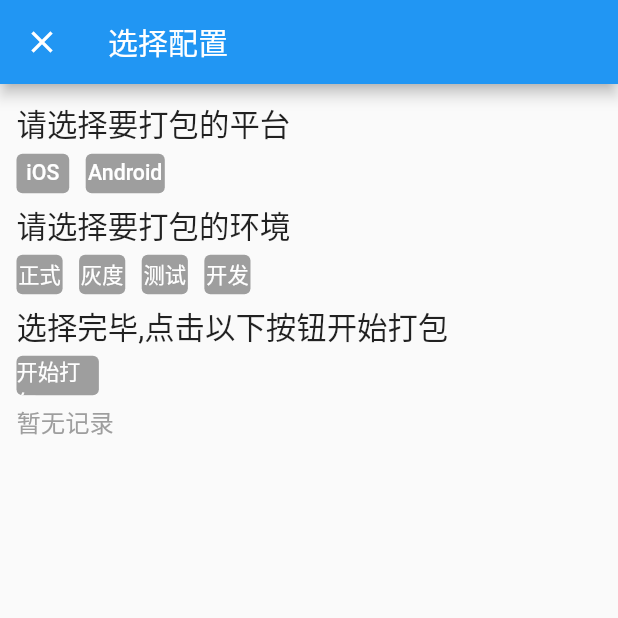
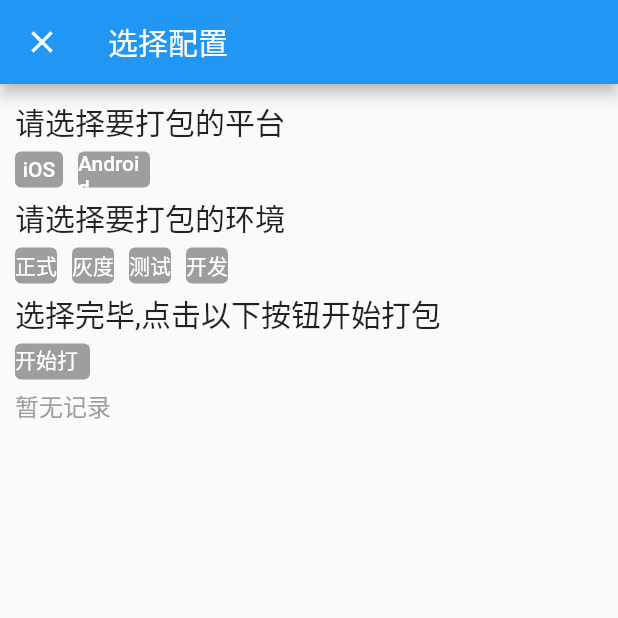
Before and after one commit to ke112/toolsCenter, a Flutter app: the PlatformEnviormentPage screen opened directly, on a phone screen of 412 x 824 dp, the top half of it. Run offline on Flutter 3.47's test engine with Material 2 defaults, Android fonts, the phone set to English and light mode, and no system bars; our stand-ins replace cross_file, flutter_smart_dialog, get, shared_preferences; missing offline and left inert: common_utils, desktop_drop, process_run; accounts and stored records are empty; statements that could not run were skipped.

Commit message:
去掉屏幕适配库

```diff
--- a/lib/hoc_process/logic.dart
+++ b/lib/hoc_process/logic.dart
@@ -1,9 +1,8 @@
-import 'dart:ffi';
-
 import 'package:flutter/foundation.dart';
 import 'package:flutter_smart_dialog/flutter_smart_dialog.dart';
 import 'package:get/get.dart';
 import 'package:process_run/shell.dart';
+
 import 'state.dart';
 
 class HocProcessLogic extends GetxController {
--- a/lib/hoc_process/view.dart
+++ b/lib/hoc_process/view.dart
@@ -1,6 +1,4 @@
 import 'package:flutter/material.dart';
-import 'package:flutter/services.dart';
-import 'package:flutter_screenutil/flutter_screenutil.dart';
 import 'package:get/get.dart';
 
 import 'logic.dart';
@@ -31,7 +29,7 @@ class HocProcessPage extends StatelessWidget {
       ),
       body: GetBuilder<HocProcessLogic>(builder: (logic) {
         return Container(
-          padding: EdgeInsets.all(10.w),
+          padding: EdgeInsets.all(10),
           child: TextField(
             controller: state.textController,
             focusNode: FocusNode(),
@@ -39,7 +37,7 @@ class HocProcessPage extends StatelessWidget {
               hintText: "请输入提交描述,不可为空",
               hintStyle: TextStyle(
                 // color: ColorManager.colorCCCCCC,
-                fontSize: 20.sp,
+                fontSize: 20,
                 fontWeight: FontWeight.w400,
               ),
               enabledBorder: const UnderlineInputBorder(
@@ -56,7 +54,7 @@ class HocProcessPage extends StatelessWidget {
             // },
             style: TextStyle(
               // color: ColorManager.color2A2A2A,
-              fontSize: 20.sp,
+              fontSize: 20,
               fontWeight: FontWeight.w400,
             ),
             keyboardType: TextInputType.text,
--- a/lib/main.dart
+++ b/lib/main.dart
@@ -6,7 +6,6 @@
  * @Description:
  */
 import 'package:flutter/material.dart';
-import 'package:flutter_screenutil/flutter_screenutil.dart';
 import 'package:flutter_smart_dialog/flutter_smart_dialog.dart';
 import 'package:get/get.dart';
 import 'package:macdemo/darg_project/view.dart';
@@ -21,11 +20,6 @@ class MyApp extends StatelessWidget {
   // This widget is the root of your application.
   @override
   Widget build(BuildContext context) {
-    return ScreenUtilInit(
-      designSize: const Size(375, 812),
-      minTextAdapt: true,
-      splitScreenMode: true,
-      builder: (context, child) {
     return GetMaterialApp(
       home: DargProjectPage(),
       // home: ArchiveResultPage(),
@@ -36,7 +30,5 @@ class MyApp extends StatelessWidget {
       // here
       builder: FlutterSmartDialog.init(),
     );
-      },
-    );
   }
 }
--- a/lib/platform_enviorment/logic.dart
+++ b/lib/platform_enviorment/logic.dart
@@ -1,11 +1,8 @@
-import 'dart:ui';
-
 import 'package:common_utils/common_utils.dart';
-import 'package:flutter_smart_dialog/flutter_smart_dialog.dart';
+import 'package:flutter/foundation.dart';
 import 'package:get/get.dart';
 import 'package:process_run/shell.dart';
 import 'package:shared_preferences/shared_preferences.dart';
-import 'package:flutter/foundation.dart';
 
 import 'state.dart';
 
--- a/lib/platform_enviorment/view.dart
+++ b/lib/platform_enviorment/view.dart
@@ -1,8 +1,7 @@
 import 'package:flutter/material.dart';
-import 'package:flutter/rendering.dart';
 import 'package:get/get.dart';
-import 'package:flutter_screenutil/flutter_screenutil.dart';
 import 'package:macdemo/utils/comment.dart';
+
 import 'logic.dart';
 
 class PlatformEnviormentPage extends StatelessWidget {
@@ -24,22 +23,22 @@ class PlatformEnviormentPage extends StatelessWidget {
         body: GetBuilder<PlatformEnviormentLogic>(builder: (logic) {
           return SingleChildScrollView(
             child: Padding(
-              padding: EdgeInsets.all(10.0.w),
+              padding: EdgeInsets.all(10.0),
               child: Column(
                 crossAxisAlignment: CrossAxisAlignment.start,
                 children: [
                   Text(
                     '请选择要打包的平台',
                     style: TextStyle(
-                      fontSize: 20.sp,
+                      fontSize: 20,
                       fontWeight: FontWeight.normal,
                     ),
                   ),
-                  SizedBox(height: 5.w),
+                  SizedBox(height: 5),
                   Container(
                     // color: Colors.lightBlue,
-                    width: 200.w,
-                    height: 24.w,
+                    width: 200,
+                    height: 24,
                     child: MediaQuery.removePadding(
                       context: context,
                       removeBottom: true,
@@ -50,17 +49,15 @@ class PlatformEnviormentPage extends StatelessWidget {
                         itemCount: state.platformArr.length,
                         scrollDirection: Axis.horizontal,
                         separatorBuilder: (BuildContext context, int index) {
-                          return SizedBox(width: 10.w);
+                          return SizedBox(width: 10);
                         },
                         itemBuilder: (BuildContext context, int index) {
                           String value = state.platformArr[index];
                           return htButton(
                             title: value,
-                            width: (value.length * 4 + 20).w,
-                            height: 24.w,
-                            backgroundColor: index == state.platform
-                                ? state.selectColor
-                                : state.unselectColor,
+                            width: (value.length * 4 + 20),
+                            height: 24,
+                            backgroundColor: index == state.platform ? state.selectColor : state.unselectColor,
                             onPressed: () {
                               logic.updatePlatform(index);
                             },
@@ -69,19 +66,19 @@ class PlatformEnviormentPage extends StatelessWidget {
                       ),
                     ),
                   ),
-                  SizedBox(height: 5.w),
+                  SizedBox(height: 5),
                   Text(
                     '请选择要打包的环境',
                     style: TextStyle(
-                      fontSize: 20.sp,
+                      fontSize: 20,
                       fontWeight: FontWeight.normal,
                     ),
                   ),
-                  SizedBox(height: 5.w),
+                  SizedBox(height: 5),
                   Container(
                     // color: Colors.lightBlue,
-                    width: 200.w,
-                    height: 24.w,
+                    width: 200,
+                    height: 24,
                     child: MediaQuery.removePadding(
                       context: context,
                       removeBottom: true,
@@ -92,17 +89,15 @@ class PlatformEnviormentPage extends StatelessWidget {
                         itemCount: state.enviormentArr.length,
                         scrollDirection: Axis.horizontal,
                         separatorBuilder: (BuildContext context, int index) {
-                          return SizedBox(width: 10.w);
+                          return SizedBox(width: 10);
                         },
                         itemBuilder: (BuildContext context, int index) {
                           String value = state.enviormentArr[index];
                           return htButton(
                             title: value,
-                            width: (value.length * 4 + 20).w,
-                            height: 24.w,
-                            backgroundColor: index == state.enviorment
-                                ? state.selectColor
-                                : state.unselectColor,
+                            width: (value.length * 4 + 20),
+                            height: 24,
+                            backgroundColor: index == state.enviorment ? state.selectColor : state.unselectColor,
                             onPressed: () {
                               logic.updateEnviorment(index);
                             },
@@ -111,22 +106,22 @@ class PlatformEnviormentPage extends StatelessWidget {
                       ),
                     ),
                   ),
-                  SizedBox(height: 5.w),
+                  SizedBox(height: 5),
                   Text(
                     '选择完毕,点击以下按钮开始打包',
                     style: TextStyle(
-                      fontSize: 20.sp,
+                      fontSize: 20,
                       fontWeight: FontWeight.normal,
                     ),
                   ),
-                  SizedBox(height: 5.w),
+                  SizedBox(height: 5),
                   Column(
                     crossAxisAlignment: CrossAxisAlignment.start,
                     children: [
                       htButton(
                         title: state.isArchiveing ? "正在打包" : "开始打包",
-                        width: 50.w,
-                        height: 24.w,
+                        width: 50,
+                        height: 24,
                         backgroundColor: state.isArchiveing
                             ? Colors.deepOrange
                             : logic.judgeEnable()
@@ -136,12 +131,12 @@ class PlatformEnviormentPage extends StatelessWidget {
                           logic.runShell();
                         },
                       ),
-                      SizedBox(height: 5.w),
+                      SizedBox(height: 5),
                       Text(
                         logic.commonTimerDes(),
                         style: TextStyle(
                           color: Colors.grey,
-                          fontSize: 16.sp,
+                          fontSize: 16,
                           fontWeight: FontWeight.normal,
                         ),
                       ),
--- a/lib/utils/comment.dart
+++ b/lib/utils/comment.dart
@@ -1,7 +1,6 @@
 /*封装项目中大多数情况下的按钮使用*/
 /*没有对外暴露child,不让去重写child控件,防止自定义TextStyle*/
 import 'package:flutter/material.dart';
-import 'package:flutter_screenutil/flutter_screenutil.dart';
 
 Widget htButton({
   Widget? child, //自定义child
@@ -25,14 +24,14 @@ Widget htButton({
     style: ButtonStyle(
       textStyle: MaterialStateProperty.all(
         TextStyle(
-          fontSize: fontSize ?? 14.sp, //功能按钮类UI图默认都是14
+          fontSize: fontSize ?? 14, //功能按钮类UI图默认都是14
           fontWeight: fontWeight ?? FontWeight.w500, //功能按钮类UI都是Medium
         ),
       ),
       fixedSize: MaterialStateProperty.all(
         Size(
           width ?? 0, //自定义宽度
-          height ?? 44.w, //自定义高度
+          height ?? 44, //自定义高度
         ),
       ),
       backgroundColor: enable == true //不在textStyle中设置,便于buttonTheme统一修改
```
Also changed, not shown: lib/darg_project/view.dart (+6 -5 lines), pubspec.yaml (+7 -7 lines), pubspec.lock, 2 other files. Lines whose indentation alone changed are shown as unchanged.
